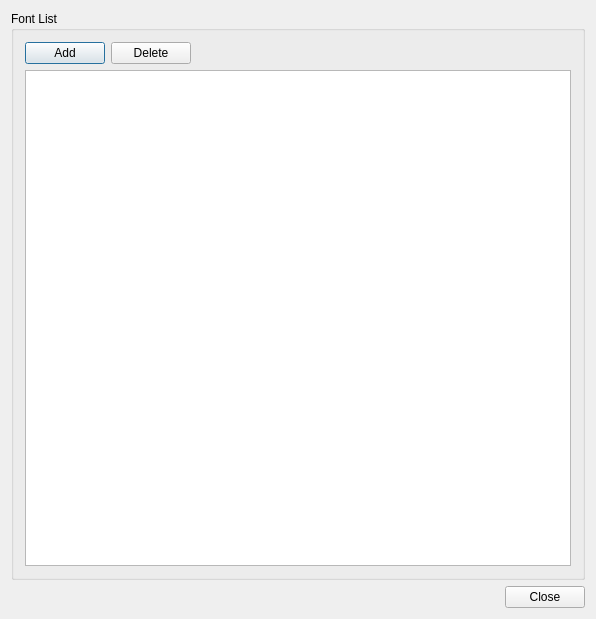
Above: kvmrt2_media_editor/fontpool.ui from gyongchae/MediaEditor before the change. Below: the same form after it.
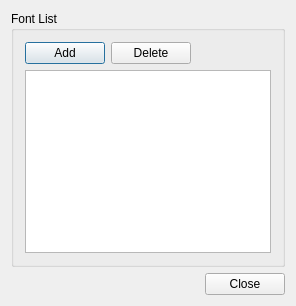
That is the form after the change.

```diff
--- a/kvmrt2_media_editor/fontpool.ui
+++ b/kvmrt2_media_editor/fontpool.ui
@@ -6,8 +6,8 @@
    <rect>
     <x>0</x>
     <y>0</y>
-    <width>596</width>
-    <height>619</height>
+    <width>296</width>
+    <height>306</height>
    </rect>
   </property>
   <property name="windowTitle">
```
Left out of the diff: 2 changed lines with no effect on the pictures.
